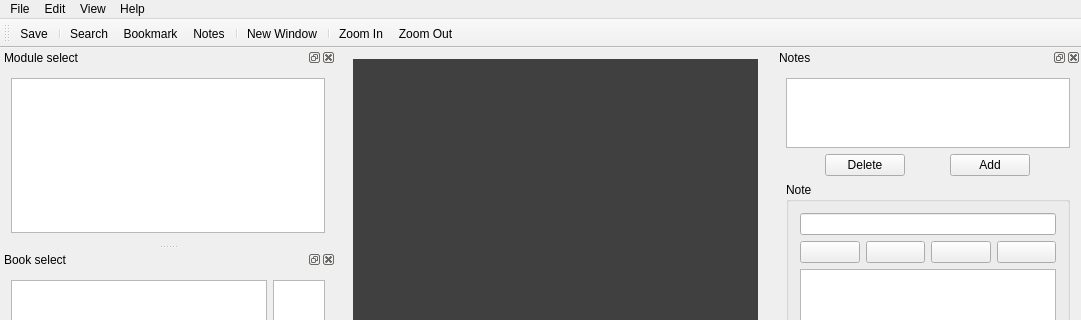
This is src/ui/main/mainwindow.ui in metaxy/openBibleViewer as Qt 5 draws it before an edit; both pictures show x 0 to 1081 and y 0 to 320 of the 1081 by 763 pixel window. The edited form follows.
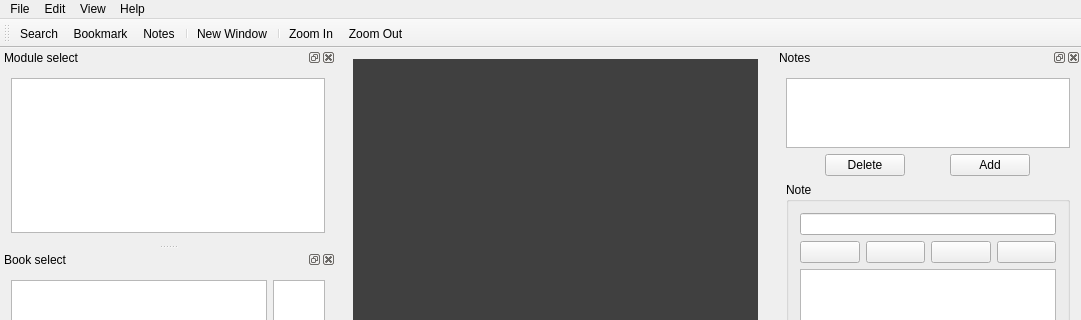
This is the edited form. Icons and pictures are not drawn.

Diff of the .ui file:
```diff
--- a/src/ui/main/mainwindow.ui
+++ b/src/ui/main/mainwindow.ui
@@ -135,8 +135,6 @@
    <attribute name="toolBarBreak">
     <bool>false</bool>
    </attribute>
-   <addaction name="tactionSave"/>
-   <addaction name="separator"/>
    <addaction name="tactionSearch"/>
    <addaction name="tactionBookmarks"/>
    <addaction name="tactionNotes"/>
```
Left out of the diff: 98 changed lines with no effect on the pictures.
